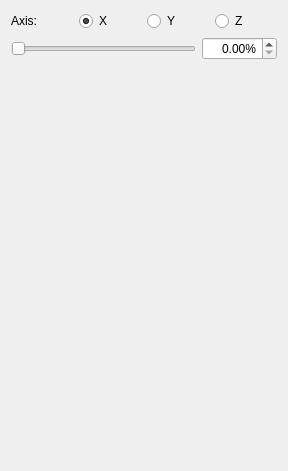
Old version of the form forms/repo_widget_manager_clipping_plane.ui in the repository 3drepo/3drepogui.
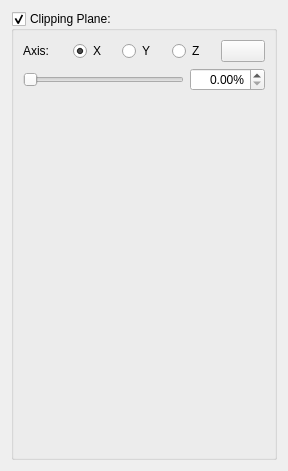
New version of the form.

Commit message: Issue #117: Reworked internal structure. Made into permanent dock widget. TODO: add reverse functionality.

```diff
--- a/forms/repo_widget_manager_clipping_plane.ui
+++ b/forms/repo_widget_manager_clipping_plane.ui
@@ -15,7 +15,16 @@
   </property>
   <layout class="QVBoxLayout" name="verticalLayout">
    <item>
-    <widget class="QWidget" name="widget" native="true">
+    <widget class="QGroupBox" name="visibilityGroupBox">
+     <property name="title">
+      <string>Clipping Plane:</string>
+     </property>
+     <property name="checkable">
+      <bool>true</bool>
+     </property>
+     <layout class="QVBoxLayout" name="verticalLayout_2">
+      <item>
+       <widget class="QWidget" name="axisWidget" native="true">
      <layout class="QHBoxLayout" name="horizontalLayout">
       <property name="leftMargin">
        <number>0</number>
@@ -60,11 +69,36 @@
         </property>
        </widget>
       </item>
+         <item>
+          <widget class="QPushButton" name="reversePushButton">
+           <property name="toolTip">
+            <string>Reverse direction</string>
+           </property>
+           <property name="whatsThis">
+            <string>Reverse direction</string>
+           </property>
+           <property name="text">
+            <string/>
+           </property>
+           <property name="iconSize">
+            <size>
+             <width>20</width>
+             <height>20</height>
+            </size>
+           </property>
+           <property name="checkable">
+            <bool>true</bool>
+           </property>
+           <property name="flat">
+            <bool>false</bool>
+           </property>
+          </widget>
+         </item>
      </layout>
     </widget>
    </item>
    <item>
-    <widget class="QWidget" name="widget_2" native="true">
+       <widget class="QWidget" name="sliderWidget" native="true">
      <layout class="QHBoxLayout" name="horizontalLayout_2">
       <property name="leftMargin">
        <number>0</number>
@@ -131,6 +165,12 @@
       </size>
      </property>
     </spacer>
+      </item>
+     </layout>
+     <zorder>sliderWidget</zorder>
+     <zorder>axisWidget</zorder>
+     <zorder>verticalSpacer</zorder>
+    </widget>
    </item>
   </layout>
  </widget>
```
Lines whose indentation alone changed are shown as unchanged. The commit also changes 11 other files.
